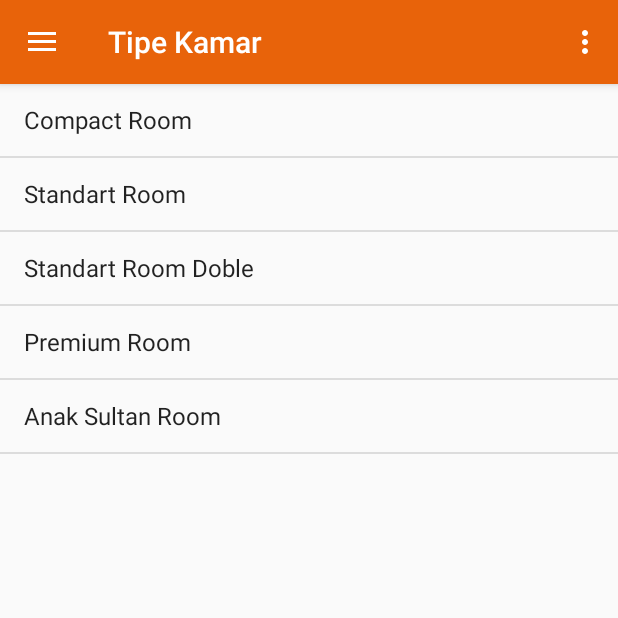
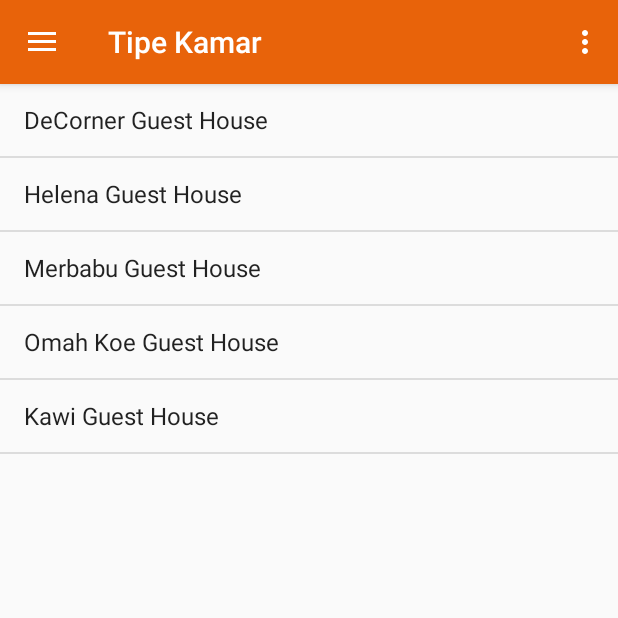
Before and after one commit to aurakanzaa/uts-koskosan, an Android app: the screen it shows after launch once a user with an empty profile is signed in (MenuActivity), in the options menu, after a tap on "Settings", on a phone screen of 412 x 824 dp, the top half of it. Run offline under Robolectric (Android 15) with nearby library versions, the phone set to English and light mode, and no system bars; our stand-ins replace Firebase (no records; nobody signed in at launch, a user with empty details on screens opened directly).

Commit message:
image guest house

```diff
--- a/app/src/main/java/com/example/andinovanprastya/loginfirebase/model/Kamar.java
+++ b/app/src/main/java/com/example/andinovanprastya/loginfirebase/model/Kamar.java
@@ -8,22 +8,26 @@ public class Kamar {
     private String harga;
     private int gambar;
     private int gambar2;
+    private int gambar3;
+    private int gambar4;
 
     public static final Kamar[] jeniskamar= {
-            new Kamar("Compact Room", "Kamar 2x3m, Kasur Kecil, Lemari, Gantungan baju, Kamar mandi bersama, Listrik", "Rp. 500.000 / Bulan", R.drawable.compact, R.drawable.a),
-            new Kamar("Standart Room", "Kamar 3x4m,Kasur standar, Lemari, Gantungan baju, Kamar mandi bersama, Listrik, Wifi", "Rp. 650.000 / Bulan", R.drawable.standart, R.drawable.b),
-            new Kamar("Standart Room Doble", "Kamar 3x4m, Kasur standar dobel, Lemari besar, Gantungan baju, Kamar mandi bersama, Listrik, Wifi", "Rp. 750.000 / Bulan", R.drawable.dobel, R.drawable.c),
-            new Kamar("Premium Room", "Kamar 3x4m, Kasur besar, Lemari besar, Gantungan baju, Kamar mandi pribadi (Shower, Air hangat), Listrik, Wifi, Kipas Angin", "Rp. 1.000.000 / Bulan", R.drawable.premium, R.drawable.d),
-            new Kamar("Anak Sultan Room", "Kamar 4x7m, Kasur springbed, Lemari Besar, Gantungan baju, Kamar mandi pribadi (shower, bathup, air hangat), Kolam renang pribadi, Kulkas 5 Pintu, AC, TV, Telpon, Dapur pribadi, Pembantu", "Rp. 5.000.000 / Bulan", R.drawable.sultan, R.drawable.e),
+            new Kamar("DeCorner Guest House", "Kamar 2x3m, Kasur Kecil, Lemari, Gantungan baju, Kamar mandi bersama, Listrik", "Rp. 500.000 / Bulan", R.drawable.decorner1, R.drawable.decorner2, R.drawable.decorner3, R.drawable.decorner4),
+            new Kamar("Helena Guest House", "Kamar 3x4m,Kasur standar, Lemari, Gantungan baju, Kamar mandi bersama, Listrik, Wifi", "Rp. 650.000 / Bulan", R.drawable.helena4, R.drawable.helena2, R.drawable.helena1, R.drawable.decorner3),
+            new Kamar("Merbabu Guest House", "Kamar 3x4m, Kasur standar dobel, Lemari besar, Gantungan baju, Kamar mandi bersama, Listrik, Wifi", "Rp. 750.000 / Bulan", R.drawable.merbabu2, R.drawable.merbabu3, R.drawable.merbabu4, R.drawable.merbabu1),
+            new Kamar("Omah Koe Guest House", "Kamar 3x4m, Kasur besar, Lemari besar, Gantungan baju, Kamar mandi pribadi (Shower, Air hangat), Listrik, Wifi, Kipas Angin", "Rp. 1.000.000 / Bulan", R.drawable.omah2, R.drawable.omah3, R.drawable.omah4, R.drawable.omah1),
+            new Kamar("Kawi Guest House", "Kamar 4x7m, Kasur springbed, Lemari Besar, Gantungan baju, Kamar mandi pribadi (shower, bathup, air hangat), Kolam renang pribadi, Kulkas 5 Pintu, AC, TV, Telpon, Dapur pribadi, Pembantu", "Rp. 5.000.000 / Bulan", R.drawable.kawi2, R.drawable.kawi4, R.drawable.kawi5, R.drawable.kawi3),
 
     };
 
-    public Kamar(String name, String facilitation, String price, int image, int image2) {
+    public Kamar(String name, String facilitation, String price, int image, int image2, int image3, int image4) {
         this.nama_kamar = name;
         this.fasilitas = facilitation;
         this.harga = price;
         this.gambar = image;
         this.gambar2 = image2;
+        this.gambar3 = image3;
+        this.gambar4 = image4;
     }
 
     public String getName() {
@@ -46,6 +50,14 @@ public class Kamar {
         return gambar2;
     }
 
+    public int getGambar3() {
+        return gambar3;
+    }
+
+    public int getGambar4() {
+        return gambar4;
+    }
+
     public String toString() {
         return this.nama_kamar;
     }
--- a/app/src/main/res/menu/activity_menu_drawer.xml
+++ b/app/src/main/res/menu/activity_menu_drawer.xml
@@ -7,7 +7,7 @@
         <item
             android:id="@+id/nav_kamar"
             android:icon="@drawable/home"
-            android:title="Kamar Kos" />
+            android:title="Guest House" />
         <item
             android:id="@+id/nav_comingsoon"
             android:icon="@drawable/star"
```
Also changed, not shown: app/src/main/java/com/example/andinovanprastya/loginfirebase/fragment/KamarDetailFragment.java (+8 -2 lines), app/src/main/res/layout/fragment_kamar_detail.xml (+19 -5 lines), 1 other file.
